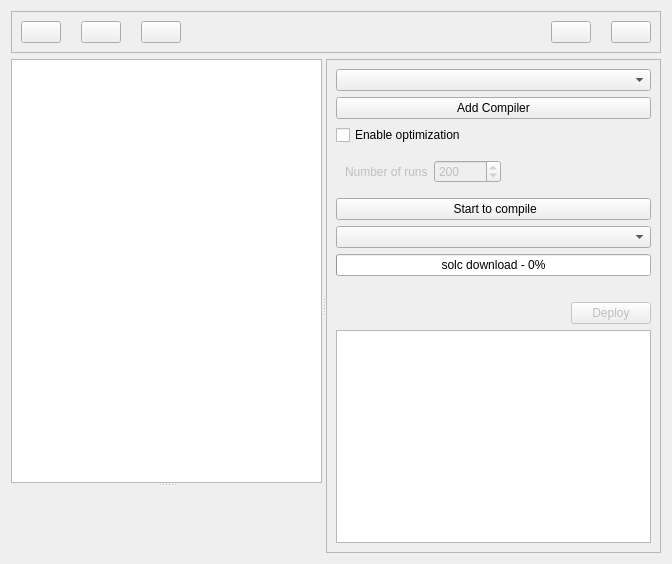
Before: the Qt Designer form editcontract.ui in LUX-Core/Lux-Solidity-IDE, drawn with Qt 5.
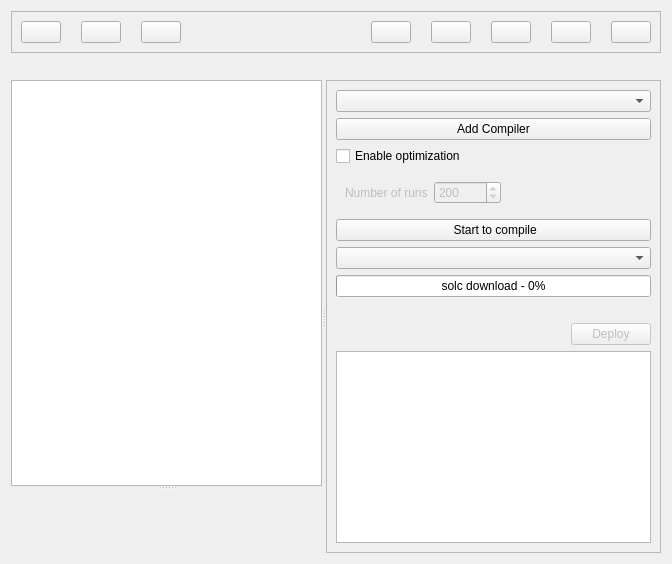
After: the same form once the commit is applied. Icons and pictures are not drawn. Custom widgets are drawn as their Qt base class.

The edit to the form file:
```diff
--- a/editcontract.ui
+++ b/editcontract.ui
@@ -22,7 +22,7 @@
   <property name="styleSheet">
    <string notr="true"/>
   </property>
-  <layout class="QVBoxLayout" name="verticalLayout_2">
+  <layout class="QVBoxLayout" name="verticalLayout_3">
    <item>
     <widget class="QFrame" name="toolsFrame">
      <property name="frameShape">
@@ -90,6 +90,39 @@
         </property>
        </spacer>
       </item>
+      <item>
+       <widget class="QPushButton" name="pushButtonNewFile">
+        <property name="text">
+         <string/>
+        </property>
+        <property name="icon">
+         <iconset resource="res.qrc">
+          <normaloff>:/imgs/newFile.png</normaloff>:/imgs/newFile.png</iconset>
+        </property>
+       </widget>
+      </item>
+      <item>
+       <widget class="QPushButton" name="pushButtonSaveFile">
+        <property name="text">
+         <string/>
+        </property>
+        <property name="icon">
+         <iconset resource="res.qrc">
+          <normaloff>:/imgs/saveFile.png</normaloff>:/imgs/saveFile.png</iconset>
+        </property>
+       </widget>
+      </item>
+      <item>
+       <widget class="QPushButton" name="pushButtonOpenFile">
+        <property name="text">
+         <string/>
+        </property>
+        <property name="icon">
+         <iconset resource="res.qrc">
+          <normaloff>:/imgs/openFile.png</normaloff>:/imgs/openFile.png</iconset>
+        </property>
+       </widget>
+      </item>
       <item>
        <widget class="QPushButton" name="pushButtonWizard">
         <property name="text">
@@ -111,23 +144,36 @@
      </layout>
     </widget>
    </item>
+   <item>
+    <widget class="QLabel" name="labelFileName">
+     <property name="text">
+      <string/>
+     </property>
+     <property name="textFormat">
+      <enum>Qt::PlainText</enum>
+     </property>
+     <property name="alignment">
+      <set>Qt::AlignCenter</set>
+     </property>
+    </widget>
+   </item>
    <item>
     <widget class="QSplitter" name="splitter_2">
-     <property name="sizePolicy">
-      <sizepolicy hsizetype="Expanding" vsizetype="Expanding">
-       <horstretch>0</horstretch>
-       <verstretch>0</verstretch>
-      </sizepolicy>
-     </property>
      <property name="orientation">
       <enum>Qt::Horizontal</enum>
      </property>
-     <widget class="QSplitter" name="splitter">
-      <property name="orientation">
-       <enum>Qt::Vertical</enum>
-      </property>
-      <widget class="CodeEditor" name="codeEdit"/>
-      <widget class="FindWidget" name="wgtFindResults" native="true"/>
+     <widget class="QWidget" name="">
+      <layout class="QVBoxLayout" name="verticalLayout_2">
+       <item>
+        <widget class="QSplitter" name="splitter">
+         <property name="orientation">
+          <enum>Qt::Vertical</enum>
+         </property>
+         <widget class="CodeEditor" name="codeEdit"/>
+         <widget class="FindWidget" name="wgtFindResults" native="true"/>
+        </widget>
+       </item>
+      </layout>
      </widget>
      <widget class="QFrame" name="frameBuild">
       <property name="frameShape">
```
